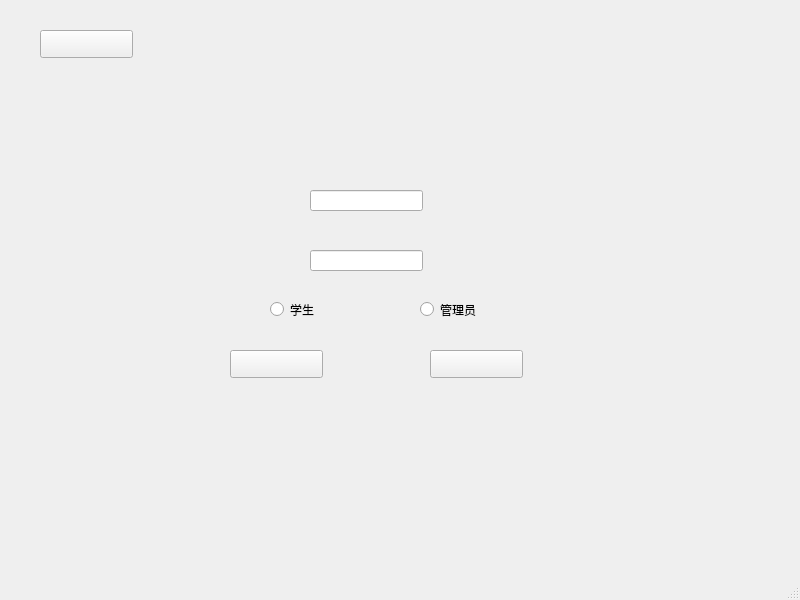
Above: mainwindow.ui from xuyuansong/StudentManagemant before the change. Below: the same form after it.
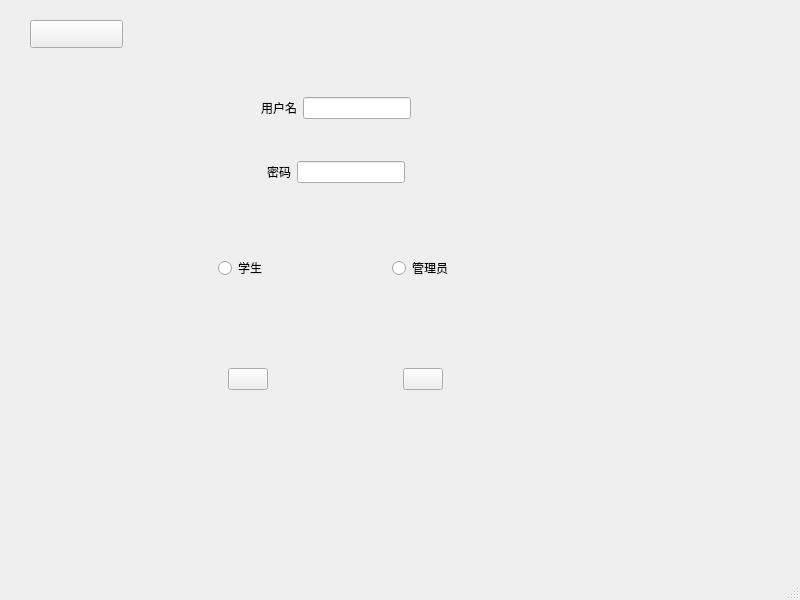
That is the form after the change.

Diff of the .ui file:
```diff
--- a/mainwindow.ui
+++ b/mainwindow.ui
@@ -14,93 +14,264 @@
    <string>MainWindow</string>
   </property>
   <widget class="QWidget" name="centralwidget">
-   <widget class="QLineEdit" name="user">
+   <widget class="QWidget" name="widget" native="true">
     <property name="geometry">
      <rect>
-      <x>310</x>
-      <y>190</y>
-      <width>113</width>
-      <height>21</height>
+      <x>10</x>
+      <y>10</y>
+      <width>741</width>
+      <height>451</height>
      </rect>
     </property>
-   </widget>
-   <widget class="QLineEdit" name="password">
-    <property name="geometry">
-     <rect>
-      <x>310</x>
-      <y>250</y>
-      <width>113</width>
-      <height>21</height>
-     </rect>
-    </property>
-    <property name="echoMode">
-     <enum>QLineEdit::Password</enum>
-    </property>
-   </widget>
-   <widget class="QPushButton" name="LoginBtn">
-    <property name="geometry">
-     <rect>
-      <x>230</x>
-      <y>350</y>
-      <width>93</width>
-      <height>28</height>
-     </rect>
-    </property>
-    <property name="text">
-     <string/>
-    </property>
-   </widget>
-   <widget class="QPushButton" name="downBtn">
-    <property name="geometry">
-     <rect>
-      <x>430</x>
-      <y>350</y>
-      <width>93</width>
-      <height>28</height>
-     </rect>
-    </property>
-    <property name="text">
-     <string/>
-    </property>
-   </widget>
-   <widget class="QPushButton" name="registerBtn">
-    <property name="geometry">
-     <rect>
-      <x>40</x>
-      <y>30</y>
-      <width>93</width>
-      <height>28</height>
-     </rect>
-    </property>
-    <property name="text">
-     <string/>
-    </property>
-   </widget>
-   <widget class="QRadioButton" name="studentRadio">
-    <property name="geometry">
-     <rect>
-      <x>270</x>
-      <y>300</y>
-      <width>115</width>
-      <height>19</height>
-     </rect>
-    </property>
-    <property name="text">
-     <string>学生</string>
-    </property>
-   </widget>
-   <widget class="QRadioButton" name="adminRadio">
-    <property name="geometry">
-     <rect>
-      <x>420</x>
-      <y>300</y>
-      <width>115</width>
-      <height>19</height>
-     </rect>
-    </property>
-    <property name="text">
-     <string>管理员</string>
-    </property>
+    <widget class="QPushButton" name="registerBtn">
+     <property name="geometry">
+      <rect>
+       <x>20</x>
+       <y>10</y>
+       <width>93</width>
+       <height>28</height>
+      </rect>
+     </property>
+     <property name="text">
+      <string/>
+     </property>
+    </widget>
+    <widget class="QWidget" name="widget_2" native="true">
+     <property name="geometry">
+      <rect>
+       <x>80</x>
+       <y>60</y>
+       <width>491</width>
+       <height>361</height>
+      </rect>
+     </property>
+     <layout class="QVBoxLayout" name="verticalLayout_2">
+      <item>
+       <widget class="QWidget" name="widget_3" native="true">
+        <layout class="QVBoxLayout" name="verticalLayout">
+         <item>
+          <widget class="QWidget" name="widget_9" native="true">
+           <layout class="QHBoxLayout" name="horizontalLayout_5">
+            <item>
+             <spacer name="horizontalSpacer_10">
+              <property name="orientation">
+               <enum>Qt::Horizontal</enum>
+              </property>
+              <property name="sizeHint" stdset="0">
+               <size>
+                <width>90</width>
+                <height>20</height>
+               </size>
+              </property>
+             </spacer>
+            </item>
+            <item>
+             <widget class="QWidget" name="widget_6" native="true">
+              <layout class="QHBoxLayout" name="horizontalLayout_3">
+               <item>
+                <widget class="QLabel" name="label">
+                 <property name="text">
+                  <string>用户名</string>
+                 </property>
+                </widget>
+               </item>
+               <item>
+                <widget class="QLineEdit" name="user"/>
+               </item>
+              </layout>
+             </widget>
+            </item>
+            <item>
+             <spacer name="horizontalSpacer_9">
+              <property name="orientation">
+               <enum>Qt::Horizontal</enum>
+              </property>
+              <property name="sizeHint" stdset="0">
+               <size>
+                <width>89</width>
+                <height>20</height>
+               </size>
+              </property>
+             </spacer>
+            </item>
+           </layout>
+          </widget>
+         </item>
+         <item>
+          <widget class="QWidget" name="widget_8" native="true">
+           <layout class="QHBoxLayout" name="horizontalLayout_6">
+            <item>
+             <spacer name="horizontalSpacer_7">
+              <property name="orientation">
+               <enum>Qt::Horizontal</enum>
+              </property>
+              <property name="sizeHint" stdset="0">
+               <size>
+                <width>97</width>
+                <height>20</height>
+               </size>
+              </property>
+             </spacer>
+            </item>
+            <item>
+             <widget class="QWidget" name="widget_7" native="true">
+              <layout class="QHBoxLayout" name="horizontalLayout_4">
+               <item>
+                <widget class="QLabel" name="label_2">
+                 <property name="text">
+                  <string>密码</string>
+                 </property>
+                </widget>
+               </item>
+               <item>
+                <widget class="QLineEdit" name="password">
+                 <property name="echoMode">
+                  <enum>QLineEdit::Password</enum>
+                 </property>
+                </widget>
+               </item>
+              </layout>
+             </widget>
+            </item>
+            <item>
+             <spacer name="horizontalSpacer_8">
+              <property name="orientation">
+               <enum>Qt::Horizontal</enum>
+              </property>
+              <property name="sizeHint" stdset="0">
+               <size>
+                <width>97</width>
+                <height>20</height>
+               </size>
+              </property>
+             </spacer>
+            </item>
+           </layout>
+          </widget>
+         </item>
+        </layout>
+       </widget>
+      </item>
+      <item>
+       <widget class="QWidget" name="widget_4" native="true">
+        <layout class="QHBoxLayout" name="horizontalLayout">
+         <item>
+          <spacer name="horizontalSpacer_4">
+           <property name="orientation">
+            <enum>Qt::Horizontal</enum>
+           </property>
+           <property name="sizeHint" stdset="0">
+            <size>
+             <width>98</width>
+             <height>20</height>
+            </size>
+           </property>
+          </spacer>
+         </item>
+         <item>
+          <widget class="QRadioButton" name="studentRadio">
+           <property name="text">
+            <string>学生</string>
+           </property>
+          </widget>
+         </item>
+         <item>
+          <spacer name="horizontalSpacer_5">
+           <property name="orientation">
+            <enum>Qt::Horizontal</enum>
+           </property>
+           <property name="sizeHint" stdset="0">
+            <size>
+             <width>97</width>
+             <height>20</height>
+            </size>
+           </property>
+          </spacer>
+         </item>
+         <item>
+          <widget class="QRadioButton" name="adminRadio">
+           <property name="text">
+            <string>管理员</string>
+           </property>
+          </widget>
+         </item>
+         <item>
+          <spacer name="horizontalSpacer_6">
+           <property name="orientation">
+            <enum>Qt::Horizontal</enum>
+           </property>
+           <property name="sizeHint" stdset="0">
+            <size>
+             <width>98</width>
+             <height>20</height>
+            </size>
+           </property>
+          </spacer>
+         </item>
+        </layout>
+       </widget>
+      </item>
+      <item>
+       <widget class="QWidget" name="widget_5" native="true">
+        <layout class="QHBoxLayout" name="horizontalLayout_2">
+         <item>
+          <spacer name="horizontalSpacer">
+           <property name="orientation">
+            <enum>Qt::Horizontal</enum>
+           </property>
+           <property name="sizeHint" stdset="0">
+            <size>
+             <width>113</width>
+             <height>20</height>
+            </size>
+           </property>
+          </spacer>
+         </item>
+         <item>
+          <widget class="QPushButton" name="LoginBtn">
+           <property name="text">
+            <string/>
+           </property>
+          </widget>
+         </item>
+         <item>
+          <spacer name="horizontalSpacer_3">
+           <property name="orientation">
+            <enum>Qt::Horizontal</enum>
+           </property>
+           <property name="sizeHint" stdset="0">
+            <size>
+             <width>114</width>
+             <height>20</height>
+            </size>
+           </property>
+          </spacer>
+         </item>
+         <item>
+          <widget class="QPushButton" name="downBtn">
+           <property name="text">
+            <string/>
+           </property>
+          </widget>
+         </item>
+         <item>
+          <spacer name="horizontalSpacer_2">
+           <property name="orientation">
+            <enum>Qt::Horizontal</enum>
+           </property>
+           <property name="sizeHint" stdset="0">
+            <size>
+             <width>113</width>
+             <height>20</height>
+            </size>
+           </property>
+          </spacer>
+         </item>
+        </layout>
+       </widget>
+      </item>
+     </layout>
+    </widget>
    </widget>
   </widget>
   <widget class="QMenuBar" name="menubar">
```
